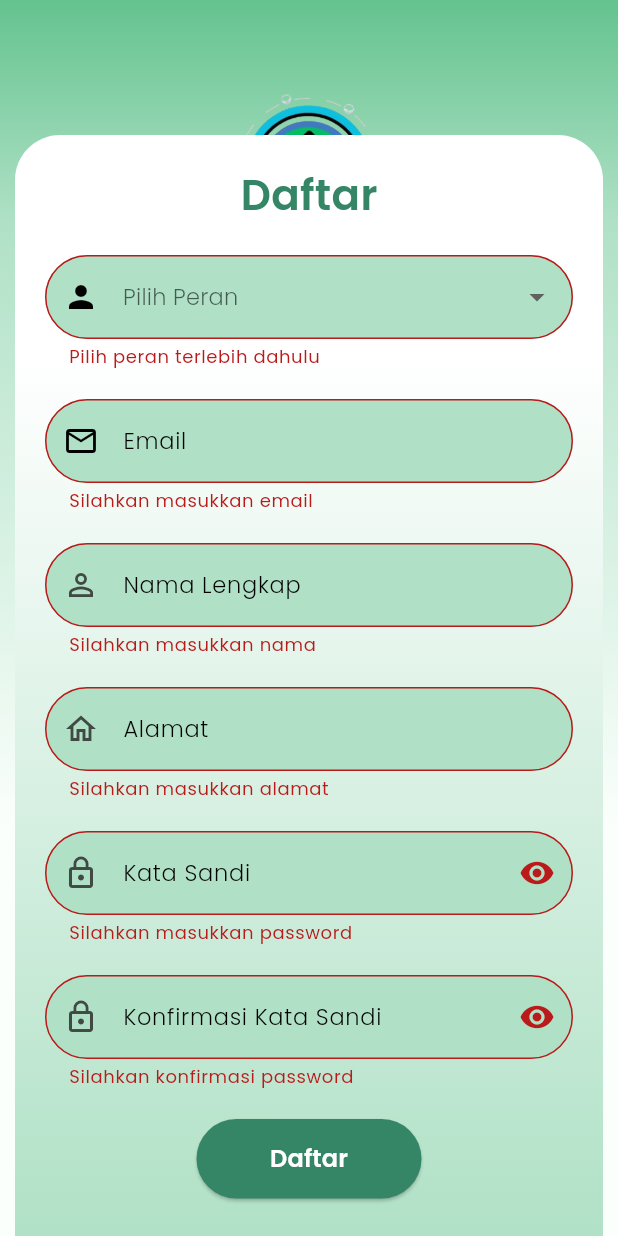
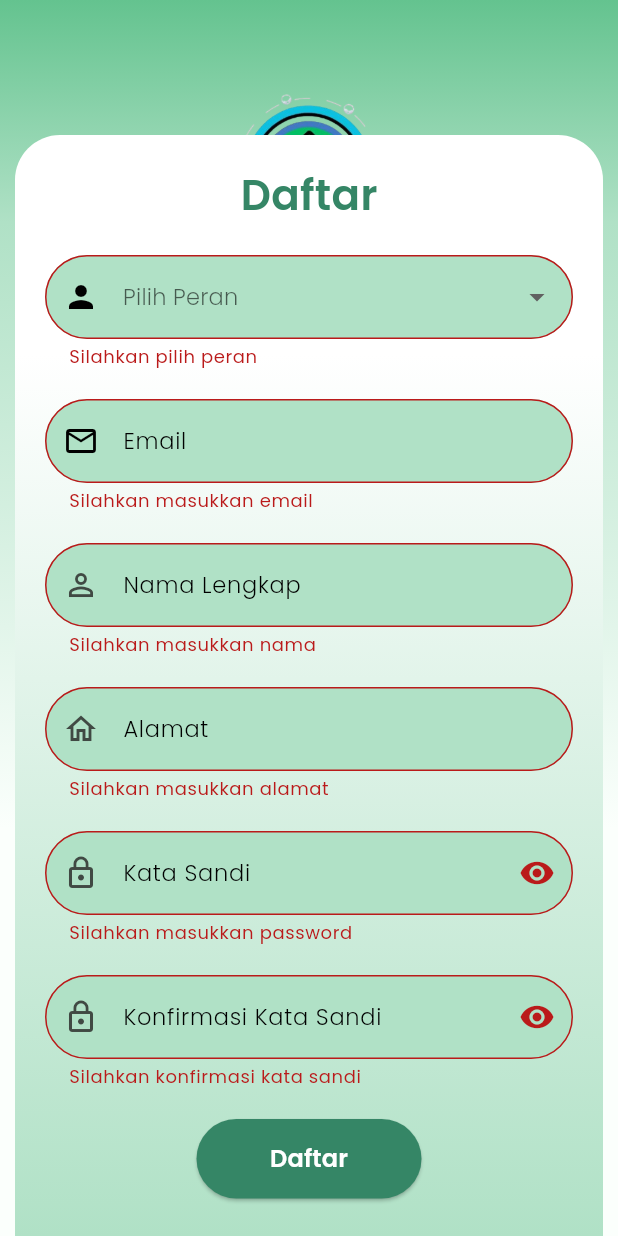
Before and after one commit to fadliaditya06/Geoportal-Mobile, a Flutter app: the RegisterScreen screen opened by its route, after a tap on "Daftar", on a phone screen of 412 x 824 dp. Run offline on Flutter 3.47's test engine with Material 3 defaults, Android fonts, the phone set to English and light mode, and no system bars; our stand-ins replace awesome_snackbar_content, carousel_slider, cloud_firestore, curved_navigation_bar, firebase_auth, firebase_core and 3 more; accounts and stored records are empty.

Commit message:
Update Feat: Register and some changes Add the awesome snackbar in register and fix the code

```diff
--- a/lib/screens/auth/register_screen.dart
+++ b/lib/screens/auth/register_screen.dart
@@ -108,7 +108,7 @@ class _RegisterScreenState extends State<RegisterScreen> {
                         },
                         validator: (value) {
                           if (value == null || value.isEmpty) {
-                            return 'Pilih peran terlebih dahulu';
+                            return 'Silahkan pilih peran';
                           }
                           return null;
                         },
@@ -294,7 +294,7 @@ class _RegisterScreenState extends State<RegisterScreen> {
                       const SizedBox(height: 20),
                       // Input Konfirmasi Kata Sandi
                       TextFormField(
-                        controller: controller.konfirmasikataSandiController,
+                        controller: controller.konfirmasiKataSandiController,
                         obscureText: _isConfirmObscure,
                         decoration: InputDecoration(
                           prefixIcon: const Icon(Icons.lock_outline),
@@ -332,10 +332,10 @@ class _RegisterScreenState extends State<RegisterScreen> {
                         ),
                         validator: (value) {
                           if (value == null || value.isEmpty) {
-                            return 'Silahkan konfirmasi password';
+                            return 'Silahkan konfirmasi kata sandi';
                           }
                           if (value != controller.kataSandiController.text) {
-                            return 'Password tidak sama';
+                            return 'Kata sandi tidak cocok';
                           }
                           return null;
                         },
@@ -355,7 +355,7 @@ class _RegisterScreenState extends State<RegisterScreen> {
                               ),
                             ),
                             onPressed: isLoading
-                                ? null // disable button saat loading
+                                ? null
                                 : () async {
                                     if (_formKey.currentState!.validate()) {
                                       setState(() {
@@ -369,10 +369,10 @@ class _RegisterScreenState extends State<RegisterScreen> {
                                   },
                             child: isLoading
                                 ? const SizedBox(
-                                    height: 20,
-                                    width: 20,
+                                    height: 30,
+                                    width: 30,
                                     child: CircularProgressIndicator(
-                                      strokeWidth: 2,
+                                      strokeWidth: 4,
                                       valueColor: AlwaysStoppedAnimation<Color>(
                                           Colors.white),
                                     ),
--- a/pubspec.yaml
+++ b/pubspec.yaml
@@ -17,7 +17,7 @@ dependencies:
   curved_navigation_bar: ^1.0.6
   carousel_slider: ^5.0.0
   intl: ^0.19.0
-  flutter_map: ^7.0.2
+  flutter_map: ^8.1.1
   latlong2: ^0.9.1
   firebase_core: ^3.13.0
   firebase_auth: ^5.5.3
```
Also changed, not shown: lib/controllers/auth/register_controller.dart (+38 -28 lines), pubspec.lock, 4 other files.
